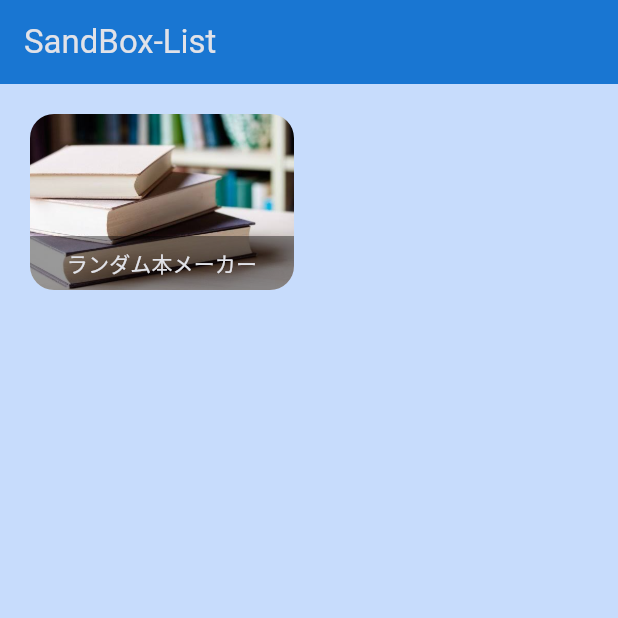
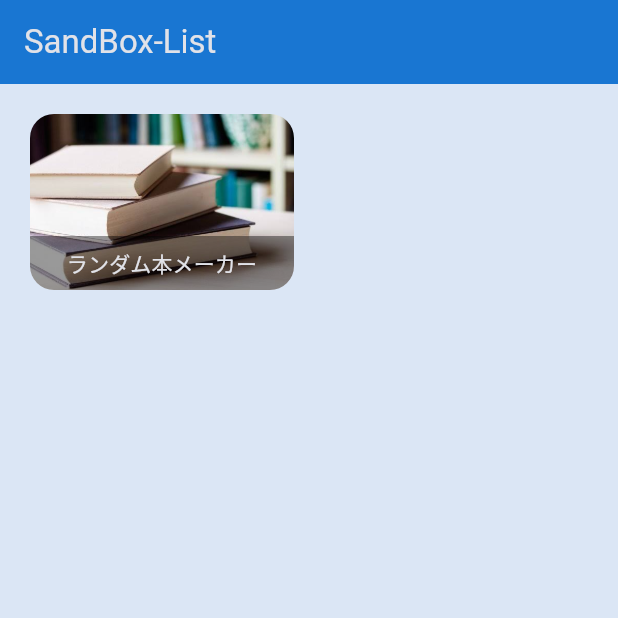
Before and after one commit to kiki-a-0622/sandbox, a Flutter app: the screen it shows after launch, on a phone screen of 412 x 824 dp, the top half of it. Run offline on Flutter 3.47's test engine with Material 3 defaults, Android fonts, the phone set to English and light mode, and no system bars; our stand-ins replace flutter_riverpod.

Commit message:
色調整

```diff
--- a/lib/main.dart
+++ b/lib/main.dart
@@ -24,7 +24,7 @@ class App extends StatelessWidget {
           surface: const Color.fromARGB(255, 25, 118, 210), // ネイビーブルー
         ),
         scaffoldBackgroundColor:
-            const Color.fromARGB(255, 199, 220, 252), // ダークブルー
+            const Color.fromARGB(255, 219, 230, 245), // ダークブルー
       ),
       home: const HomeScreen(),
     );
```
